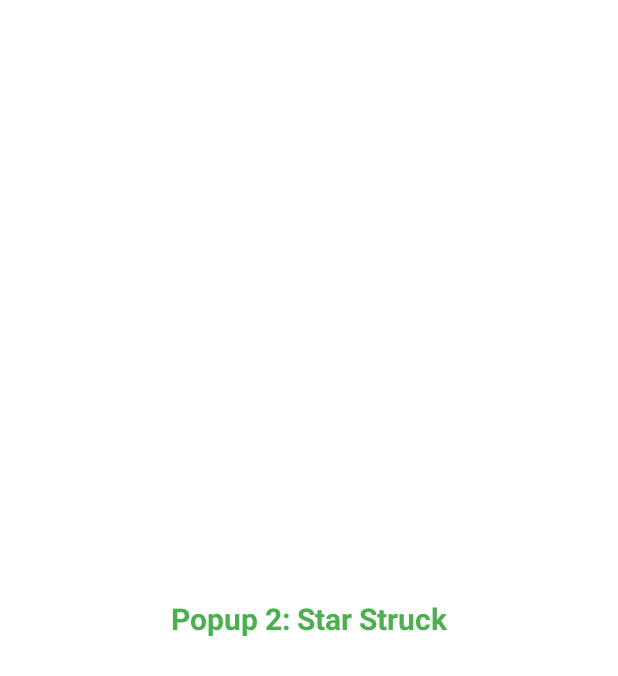
After one commit to asimnp/mp-lab-4, an Android app: the Popup2Activity screen opened directly, with no data from a screen before it, on a phone screen of 412 x 824 dp. The commit adds this screen. Shown: the top 676 px of the screen. Run offline under Robolectric (Android 15) with nearby library versions, the phone set to English and light mode, and no system bars.

Commit message:
chore: add activites for each popup menu

```diff
--- /dev/null
+++ b/app/src/main/java/com/asim/multiplemenu/Popup2Activity.java
@@ -0,0 +1,24 @@
+package com.asim.multiplemenu;
+
+import android.os.Bundle;
+
+import androidx.activity.EdgeToEdge;
+import androidx.appcompat.app.AppCompatActivity;
+import androidx.core.graphics.Insets;
+import androidx.core.view.ViewCompat;
+import androidx.core.view.WindowInsetsCompat;
+
+public class Popup2Activity extends AppCompatActivity {
+
+    @Override
+    protected void onCreate(Bundle savedInstanceState) {
+        super.onCreate(savedInstanceState);
+        EdgeToEdge.enable(this);
+        setContentView(R.layout.activity_popup2);
+        ViewCompat.setOnApplyWindowInsetsListener(findViewById(R.id.main), (v, insets) -> {
+            Insets systemBars = insets.getInsets(WindowInsetsCompat.Type.systemBars());
+            v.setPadding(systemBars.left, systemBars.top, systemBars.right, systemBars.bottom);
+            return insets;
+        });
+    }
+}
--- /dev/null
+++ b/app/src/main/res/layout/activity_popup2.xml
@@ -0,0 +1,21 @@
+<?xml version="1.0" encoding="utf-8"?>
+<androidx.constraintlayout.widget.ConstraintLayout xmlns:android="http://schemas.android.com/apk/res/android"
+    xmlns:app="http://schemas.android.com/apk/res-auto"
+    xmlns:tools="http://schemas.android.com/tools"
+    android:id="@+id/main"
+    android:layout_width="match_parent"
+    android:layout_height="match_parent"
+    tools:context=".Popup2Activity">
+
+    <TextView
+        android:layout_width="wrap_content"
+        android:layout_height="wrap_content"
+        android:text="@string/popup_2_star_struck"
+        app:layout_constraintTop_toTopOf="parent"
+        app:layout_constraintBottom_toBottomOf="parent"
+        app:layout_constraintStart_toStartOf="parent"
+        app:layout_constraintEnd_toEndOf="parent"
+        style="@style/MenuTextViewActivity"
+        />
+
+</androidx.constraintlayout.widget.ConstraintLayout>
--- a/app/src/main/res/menu/popup_menu.xml
+++ b/app/src/main/res/menu/popup_menu.xml
@@ -10,7 +10,7 @@
     <item
         android:id="@+id/popup2"
         android:icon="@drawable/start_struck"
-        android:title="@string/start_struck"
+        android:title="@string/star_struck"
         app:showAsAction="ifRoom"
         />
     <item
--- a/app/src/main/res/values/strings.xml
+++ b/app/src/main/res/values/strings.xml
@@ -22,6 +22,9 @@
     <string name="context_3_sql">Context 3: SQL</string>
     <string name="context_5_css">Context 5: CSS</string>
     <string name="partying_face">Partying Face</string>
-    <string name="start_struck">Start Struck</string>
+    <string name="star_struck">Star Struck</string>
     <string name="hugging_face">Hugging Face</string>
+    <string name="popup_1_hugging_face">Popup 1: Hugging Face</string>
+    <string name="popup_2_star_struck">Popup 2: Star Struck</string>
+    <string name="popup_3_partying_face">Popup 3: Partying Face</string>
 </resources>
```
Also changed, not shown: app/src/main/AndroidManifest.xml (+12 -0 lines), app/src/main/java/com/asim/multiplemenu/MenuItem.java (+21 -0 lines), app/src/main/java/com/asim/multiplemenu/Popup1Activity.java (added, +24 -0 lines), app/src/main/java/com/asim/multiplemenu/Popup3Activity.java (added, +24 -0 lines), app/src/main/res/layout/activity_popup1.xml (added, +21 -0 lines), app/src/main/res/layout/activity_popup3.xml (added, +21 -0 lines).
